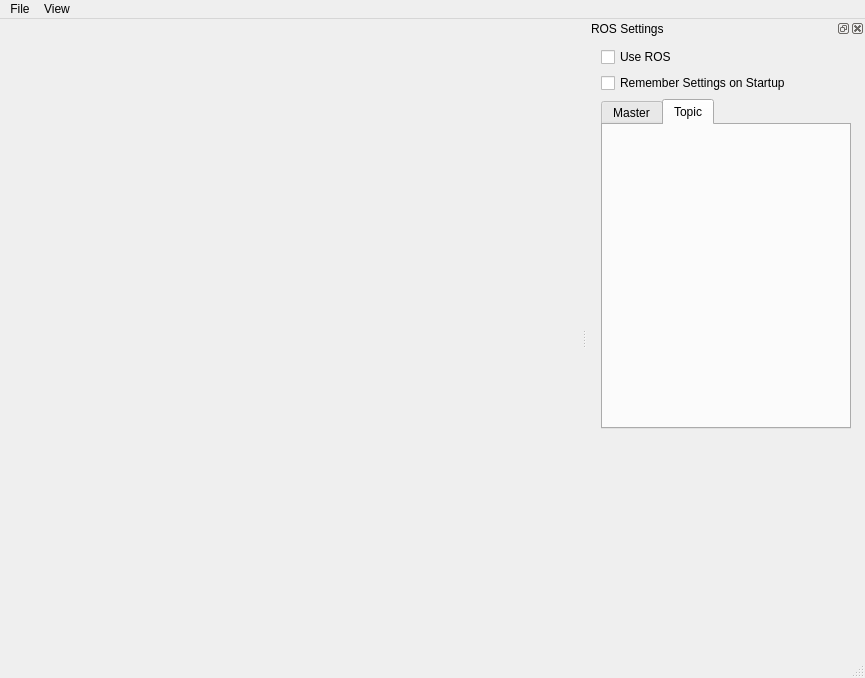
Before: the Qt Designer form src/mainwindow.ui in mjhaskell/copter_sim, drawn with Qt 5.
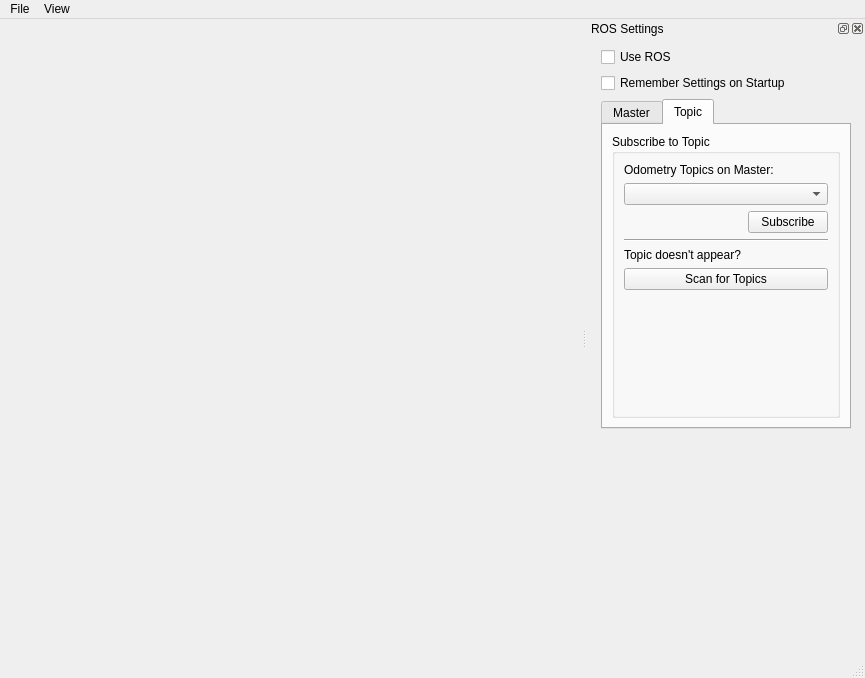
After: the same form once the commit is applied. The open tabs and pages were chosen to show the change. Icons and pictures are not drawn.

```diff
--- a/src/mainwindow.ui
+++ b/src/mainwindow.ui
@@ -262,6 +262,103 @@
         <attribute name="title">
          <string>Topic</string>
         </attribute>
+        <layout class="QGridLayout" name="gridLayout_2">
+         <item row="0" column="1">
+          <widget class="QGroupBox" name="topics_group">
+           <property name="enabled">
+            <bool>true</bool>
+           </property>
+           <property name="title">
+            <string>Subscribe to Topic</string>
+           </property>
+           <layout class="QGridLayout" name="gridLayout_5">
+            <item row="6" column="0" colspan="2">
+             <spacer name="verticalSpacer_2">
+              <property name="orientation">
+               <enum>Qt::Vertical</enum>
+              </property>
+              <property name="sizeHint" stdset="0">
+               <size>
+                <width>20</width>
+                <height>40</height>
+               </size>
+              </property>
+             </spacer>
+            </item>
+            <item row="4" column="0" colspan="2">
+             <widget class="QLabel" name="label_4">
+              <property name="text">
+               <string>Topic doesn't appear?</string>
+              </property>
+             </widget>
+            </item>
+            <item row="3" column="0" colspan="2">
+             <widget class="Line" name="line">
+              <property name="orientation">
+               <enum>Qt::Horizontal</enum>
+              </property>
+             </widget>
+            </item>
+            <item row="0" column="0" colspan="2">
+             <widget class="QLabel" name="label_3">
+              <property name="text">
+               <string>Odometry Topics on Master:</string>
+              </property>
+             </widget>
+            </item>
+            <item row="2" column="1">
+             <widget class="QPushButton" name="subscribe_button">
+              <property name="enabled">
+               <bool>true</bool>
+              </property>
+              <property name="toolTip">
+               <string>Subscribe to the selected topic</string>
+              </property>
+              <property name="text">
+               <string>Subscribe</string>
+              </property>
+             </widget>
+            </item>
+            <item row="1" column="0" colspan="2">
+             <widget class="QComboBox" name="topics_combo_box">
+              <property name="toolTip">
+               <string>List of all Odometry topics</string>
+              </property>
+              <property name="statusTip">
+               <string>List  of all Odometry topics published on ROS master</string>
+              </property>
+             </widget>
+            </item>
+            <item row="2" column="0">
+             <spacer name="horizontalSpacer_4">
+              <property name="orientation">
+               <enum>Qt::Horizontal</enum>
+              </property>
+              <property name="sizeHint" stdset="0">
+               <size>
+                <width>40</width>
+                <height>20</height>
+               </size>
+              </property>
+             </spacer>
+            </item>
+            <item row="5" column="0" colspan="2">
+             <widget class="QPushButton" name="scan_button">
+              <property name="enabled">
+               <bool>true</bool>
+              </property>
+              <property name="toolTip">
+               <string>Scan for topics and populate list above</string>
+              </property>
+              <property name="text">
+               <string>Scan for Topics</string>
+              </property>
+             </widget>
+            </item>
+           </layout>
+          </widget>
+         </item>
+        </layout>
        </widget>
       </widget>
      </item>
```
Left out of the diff: 27 changed lines with no effect on the pictures.
